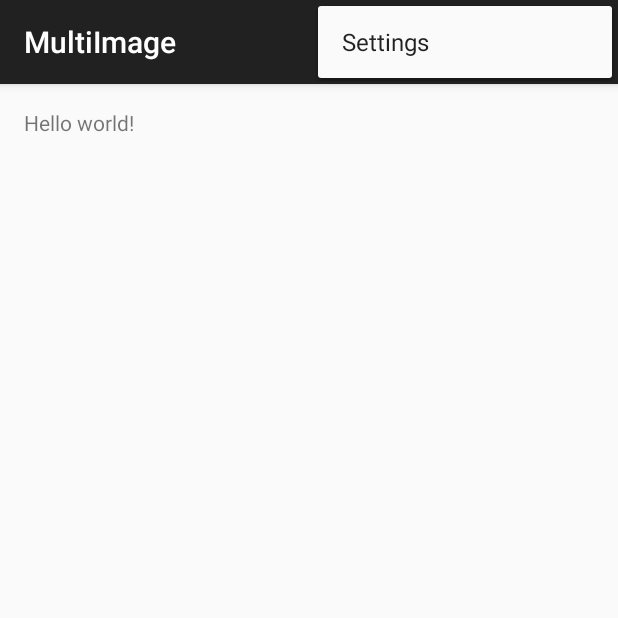
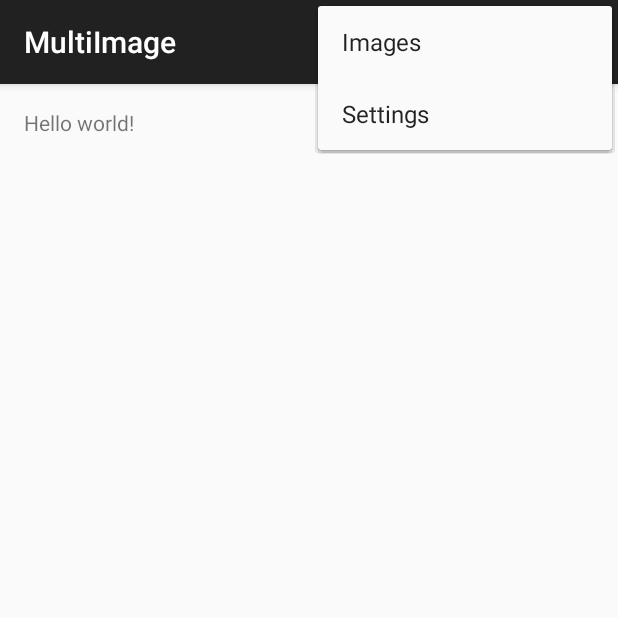
Before and after one commit to ms03001620/MultiImages, an Android app: the screen it shows after launch (MainActivity), with the options menu open, on a phone screen of 412 x 824 dp, the top half of it. Run offline under Robolectric (Android 15) with nearby library versions, the phone set to English and light mode, and no system bars.

Commit message:
fix & refactor

```diff
--- a/app/src/main/res/layout/activity_main.xml
+++ b/app/src/main/res/layout/activity_main.xml
@@ -1,11 +1,17 @@
 <RelativeLayout xmlns:android="http://schemas.android.com/apk/res/android"
-    xmlns:tools="http://schemas.android.com/tools" android:layout_width="match_parent"
-    android:layout_height="match_parent" android:paddingLeft="@dimen/activity_horizontal_margin"
+    xmlns:tools="http://schemas.android.com/tools"
+    android:layout_width="match_parent"
+    android:layout_height="match_parent"
+    android:paddingLeft="@dimen/activity_horizontal_margin"
     android:paddingRight="@dimen/activity_horizontal_margin"
     android:paddingTop="@dimen/activity_vertical_margin"
-    android:paddingBottom="@dimen/activity_vertical_margin" tools:context=".MainActivity">
+    android:paddingBottom="@dimen/activity_vertical_margin"
+    tools:context=".MainActivity">
 
-    <TextView android:text="@string/hello_world" android:layout_width="wrap_content"
+    <TextView
+        android:id="@+id/text"
+        android:text="@string/hello_world"
+        android:layout_width="wrap_content"
         android:layout_height="wrap_content" />
 
 </RelativeLayout>
--- a/app/src/main/res/menu/menu_main.xml
+++ b/app/src/main/res/menu/menu_main.xml
@@ -1,6 +1,17 @@
 <menu xmlns:android="http://schemas.android.com/apk/res/android"
     xmlns:app="http://schemas.android.com/apk/res-auto"
-    xmlns:tools="http://schemas.android.com/tools" tools:context=".MainActivity">
-    <item android:id="@+id/action_settings" android:title="@string/action_settings"
-        android:orderInCategory="100" app:showAsAction="never" />
+    xmlns:tools="http://schemas.android.com/tools"
+    tools:context=".MainActivity">
+
+
+    <item
+        android:id="@+id/action_images"
+        android:title="@string/action_images"
+        android:orderInCategory="99"
+        app:showAsAction="never" />
+    <item
+        android:id="@+id/action_settings"
+        android:title="@string/action_settings"
+        android:orderInCategory="100"
+        app:showAsAction="never" />
 </menu>
--- a/app/src/main/res/values/strings.xml
+++ b/app/src/main/res/values/strings.xml
@@ -3,4 +3,5 @@
 
     <string name="hello_world">Hello world!</string>
     <string name="action_settings">Settings</string>
+    <string name="action_images">Images</string>
 </resources>
--- a/library/src/main/java/cn/com/mark/multiimage/core/ImageFolderEntity.java
+++ b/library/src/main/java/cn/com/mark/multiimage/core/ImageFolderEntity.java
@@ -24,7 +24,7 @@ public class ImageFolderEntity {
     private String path;
     private List<ImageEntity> list;
 
-	public ImageFolderEntity(){
+    public ImageFolderEntity() {
         list = new ArrayList<ImageEntity>();
     }
 
@@ -56,7 +56,7 @@ public class ImageFolderEntity {
         return list;
     }
 
-	public void addFile(ImageEntity file){
+    public void addFile(ImageEntity file) {
         list.add(file);
     }
 }
--- a/library/src/main/java/cn/com/mark/multiimage/core/ImageShowAdapter.java
+++ b/library/src/main/java/cn/com/mark/multiimage/core/ImageShowAdapter.java
@@ -32,7 +32,7 @@ public class ImageShowAdapter extends BaseAdapter{
 	private ArrayList<ImageEntity> mData;
 	private View mListView;
 	private List<ImageEntity> mResult;
-	private int checkPosition;
+
 
 	public ImageShowAdapter(Context context, View view, List<ImageEntity> result) {
 		this.mContext = context;
--- a/library/src/main/res/layout/image_layout_foot.xml
+++ b/library/src/main/res/layout/image_layout_foot.xml
@@ -16,7 +16,7 @@
         android:background="#44000000" />
 
     <TextView
-        android:id="@+id/more"
+        android:id="@+id/text_folder"
         android:layout_width="wrap_content"
         android:minWidth="@dimen/layout_folder_name_width"
         android:gravity="center"
@@ -24,7 +24,6 @@
         android:layout_centerVertical="true"
         android:layout_marginLeft="10dp"
         android:background="@drawable/image_more_sel"
-        android:text="所有图片"
         android:textColor="@drawable/image_text_btn"
         android:textSize="15sp" />
 
```
Also changed, not shown: app/src/main/java/cn/com/mark/multiimage/MainActivity.java (+29 -6 lines), library/src/main/java/cn/com/mark/multiimage/core/ImageMainActivity.java (+8 -8 lines). Lines whose indentation alone changed are shown as unchanged.
